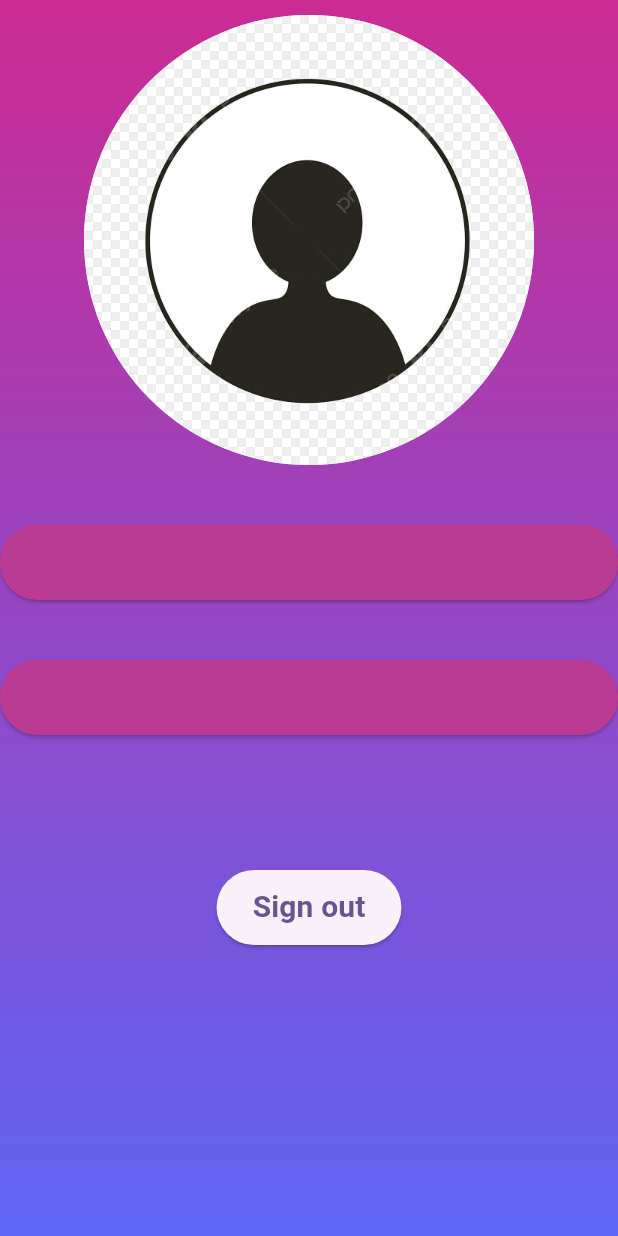
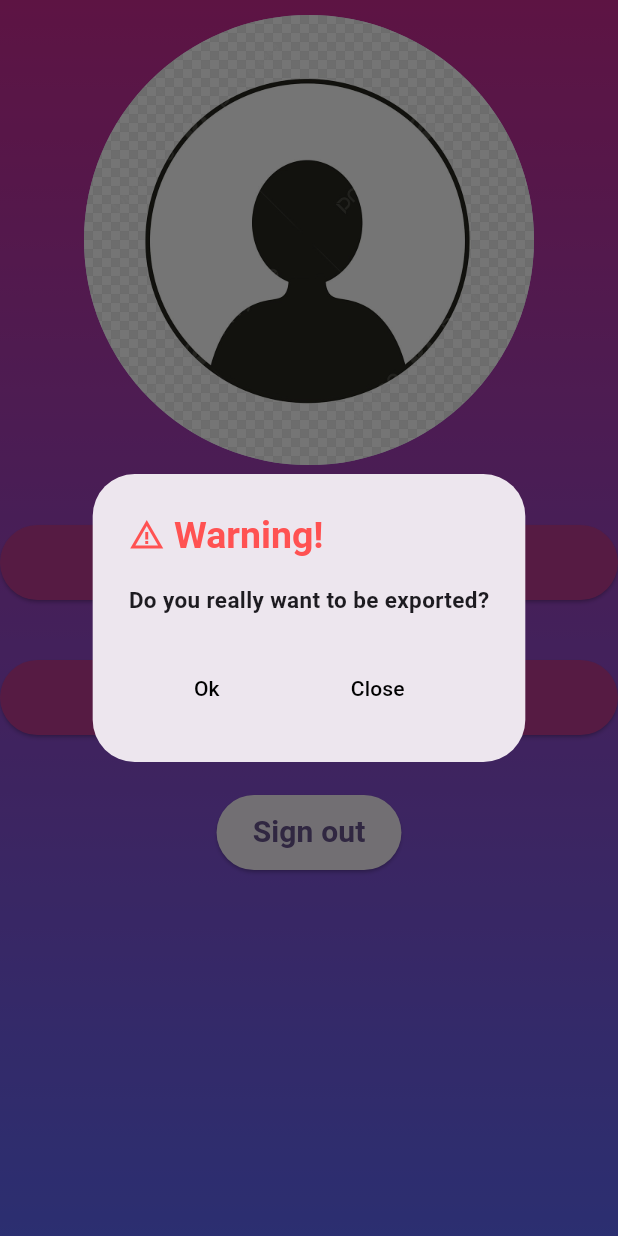
Before and after one commit to Thanhvien04/DoanNhom, a Flutter app: the Profile_screen screen opened by its route, after a tap on "Sign out", on a phone screen of 412 x 824 dp. Run offline on Flutter 3.47's test engine with Material 3 defaults, Android fonts, the light colour scheme and no system bars; our stand-ins replace firebase_auth, firebase_core, firebase_database, image_picker, pinput; accounts and stored records are empty.

Commit message:
update setting

```diff
--- a/lib/Screen/profile_screen.dart
+++ b/lib/Screen/profile_screen.dart
@@ -19,6 +19,14 @@ class _ProfileState extends State<Profile_screen> {
   String? name = FirebaseAuth.instance.currentUser!.displayName;
   String? _phoneNumber = FirebaseAuth.instance.currentUser!.phoneNumber;
   String? _email = FirebaseAuth.instance.currentUser!.email;
+  void signOut() async {
+    try {
+      await auth.signOut();
+      print("Đăng xuất thành công");
+    } catch (e) {
+      print("Lỗi khi đăng xuất: $e");
+    }
+  }
 
   hexStringToColor(String hexColor) {
     hexColor = hexColor.toUpperCase().replaceAll("#", "");
@@ -101,17 +109,71 @@ class _ProfileState extends State<Profile_screen> {
                   //       fixedSize: Size(double.maxFinite, 50),
                   //     ),
                   //     child: Text(
-                  //       '$_password',
+                  //       '$_phoneNumber',
                   //       style: TextStyle(
                   //           color: Colors.white,
                   //           fontWeight: FontWeight.bold,
                   //           fontSize: 20),
                   //     )),
-                  const SizedBox(
-                    height: 50,
-                  ),
+                  // const SizedBox(
+                  //   height: 50,
+                  // ),
                   ElevatedButton(
-                      onPressed: () {},
+                      onPressed: () {
+                        showDialog(
+                            context: context,
+                            builder: (BuildContext context) {
+                              return AlertDialog(
+                                title: const Row(children: [
+                                  Icon(
+                                    Icons.warning_amber,
+                                    color: Colors.redAccent,
+                                  ),
+                                  Text(
+                                    " Warning!",
+                                    style: TextStyle(
+                                        color: Colors.redAccent,
+                                        fontWeight: FontWeight.bold,
+                                        fontSize: 25),
+                                  ),
+                                ]),
+                                content: const Text(
+                                  "Do you really want to be exported?",
+                                  style: TextStyle(
+                                      fontWeight: FontWeight.bold,
+                                      fontSize: 15),
+                                ),
+                                actions: <Widget>[
+                                  Row(children: [
+                                    const Padding(padding: EdgeInsets.all(10)),
+                                    TextButton(
+                                        onPressed: () {
+                                          signOut();
+                                          Navigator.push(
+                                              context,
+                                              MaterialPageRoute(
+                                                  builder: (context) =>
+                                                      Login_screen()));
+                                        },
+                                        child: const Text(
+                                          "Ok",
+                                          style: TextStyle(color: Colors.black),
+                                        )),
+                                    const Padding(padding: EdgeInsets.all(25)),
+                                    TextButton(
+                                      onPressed: () {
+                                        Navigator.of(context).pop();
+                                      },
+                                      child: const Text(
+                                        'Close',
+                                        style: TextStyle(color: Colors.black),
+                                      ),
+                                    ),
+                                  ])
+                                ],
+                              );
+                            });
+                      },
                       style: ElevatedButton.styleFrom(
                           fixedSize: const Size.fromHeight(50)),
                       child: const Text(
```
